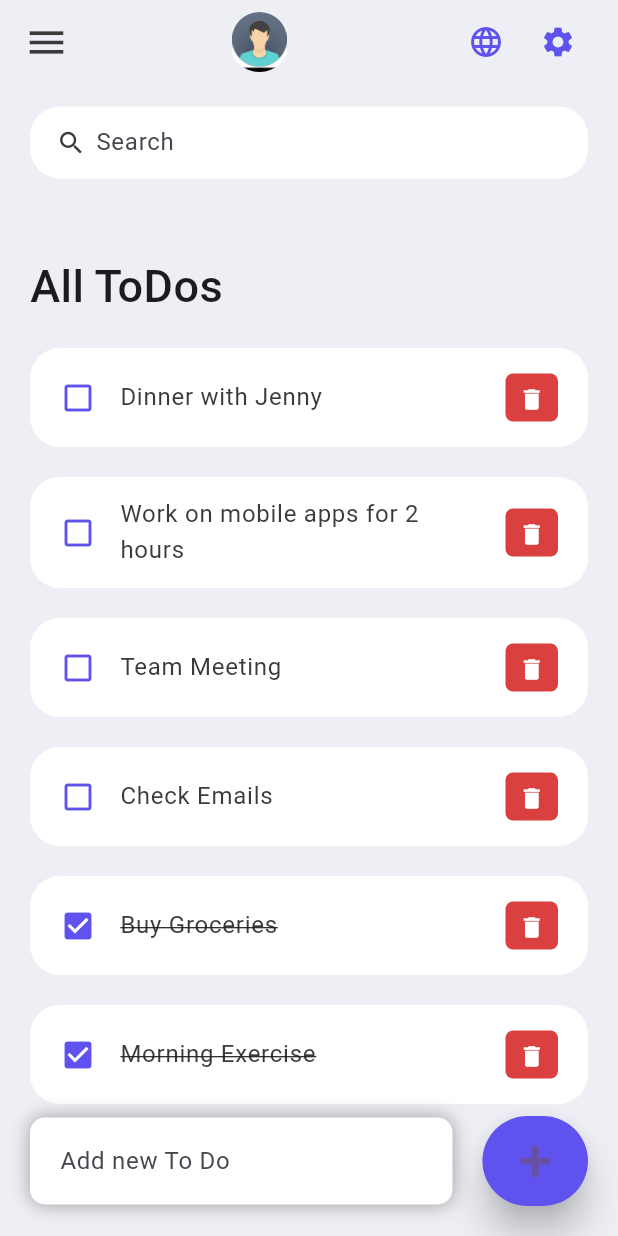
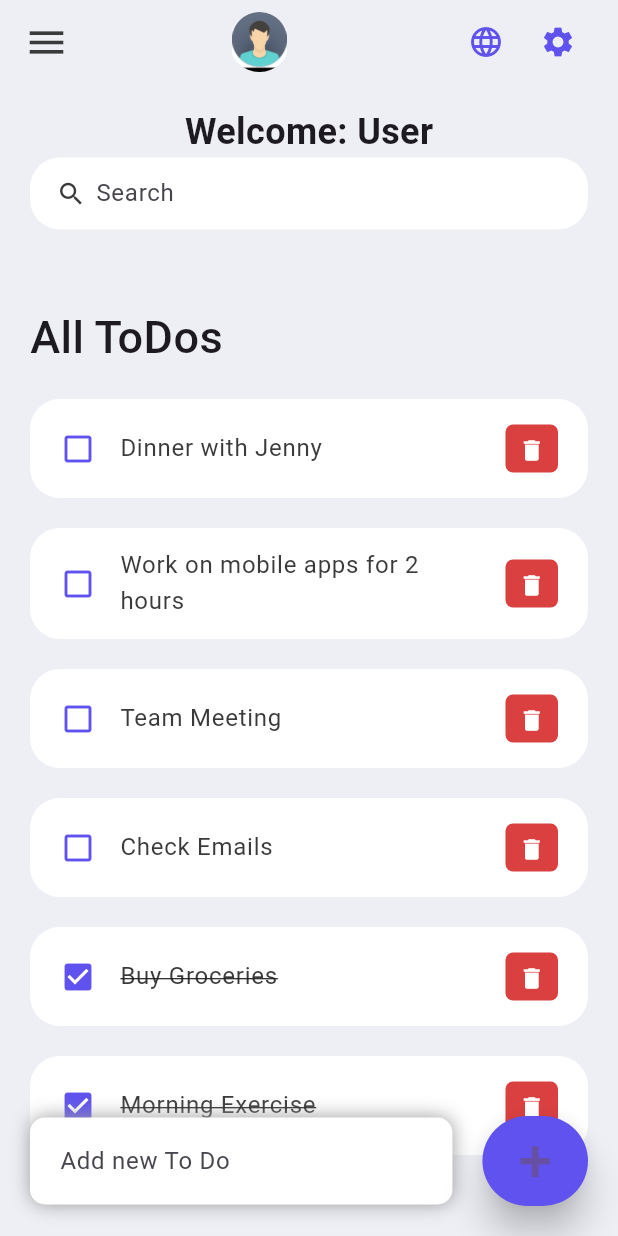
Before and after one commit to xdefix/To-Do-app, a Flutter app: the screen it shows after launch, on a phone screen of 412 x 824 dp. Run offline on Flutter 3.47's test engine with Material 3 defaults, Android fonts, the phone set to English and light mode, and no system bars; generated files the repository leaves out were written again.

Commit message:
added welcome message

```diff
--- a/lib/l10n/app_bg.arb
+++ b/lib/l10n/app_bg.arb
@@ -1,5 +1,15 @@
 {
   "@@locale": "bg",
+  "welcomeMessage": "Добре дошъл: {user}",
+  "@welcomeMessage": {
+    "description": "A message to say welcome",
+    "placeholders": {
+      "user": {
+        "type": "String",
+        "example": "Боб"
+      }
+    }
+  },
   "all_todos": "Всички задачи",
   "no_todos": "Няма намерени задачи",
   "search_hint": "Търсене",
--- a/lib/l10n/app_en.arb
+++ b/lib/l10n/app_en.arb
@@ -1,7 +1,18 @@
 {
-    "@@locale": "en",
-    "all_todos": "All ToDos",
-    "no_todos": "No ToDos found",
-    "search_hint": "Search",
-    "add_todo_hint": "Add new To Do"
-  }
+  "@@locale": "en",
+  "welcomeMessage": "Welcome: {user}",
+  "@welcomeMessage": {
+    "description": "A message to say welcome",
+    "placeholders": {
+      "user": {
+        "type": "String",
+        "example": "Bob"
+      }
+    }
+  },
+  "all_todos": "All ToDos",
+  "no_todos": "No ToDos found",
+  "search_hint": "Search",
+  "add_todo_hint": "Add new To Do",
+  "default_name": "Guest"
+}
--- a/lib/screens/home.dart
+++ b/lib/screens/home.dart
@@ -24,10 +24,13 @@ class _HomeState extends State<Home> {
   List<ToDo> todosList = ToDo.todoList();
   String _searchQuery = "";
   final _todoController = TextEditingController();
+  String username = "User";
 
   @override
   Widget build(BuildContext context) {
     List<ToDo> filteredTodos = filterTodos(todosList, _searchQuery);
+
+    String welcomeMessage = AppLocalizations.of(context)!.welcomeMessage(username);
 
     return Scaffold(
       backgroundColor: tdBGColor,
@@ -38,6 +41,13 @@ class _HomeState extends State<Home> {
             padding: const EdgeInsets.symmetric(horizontal: 20, vertical: 15),
             child: Column(
               children: [
+                Text(
+                  welcomeMessage,
+                  style: const TextStyle(
+                    fontSize: 24,
+                    fontWeight: FontWeight.bold,
+                  ),
+                ),
                 custom.SearchBar(
                   onSearchChanged: (value) {
                     setState(() {
```
Lines whose indentation alone changed are shown as unchanged.
